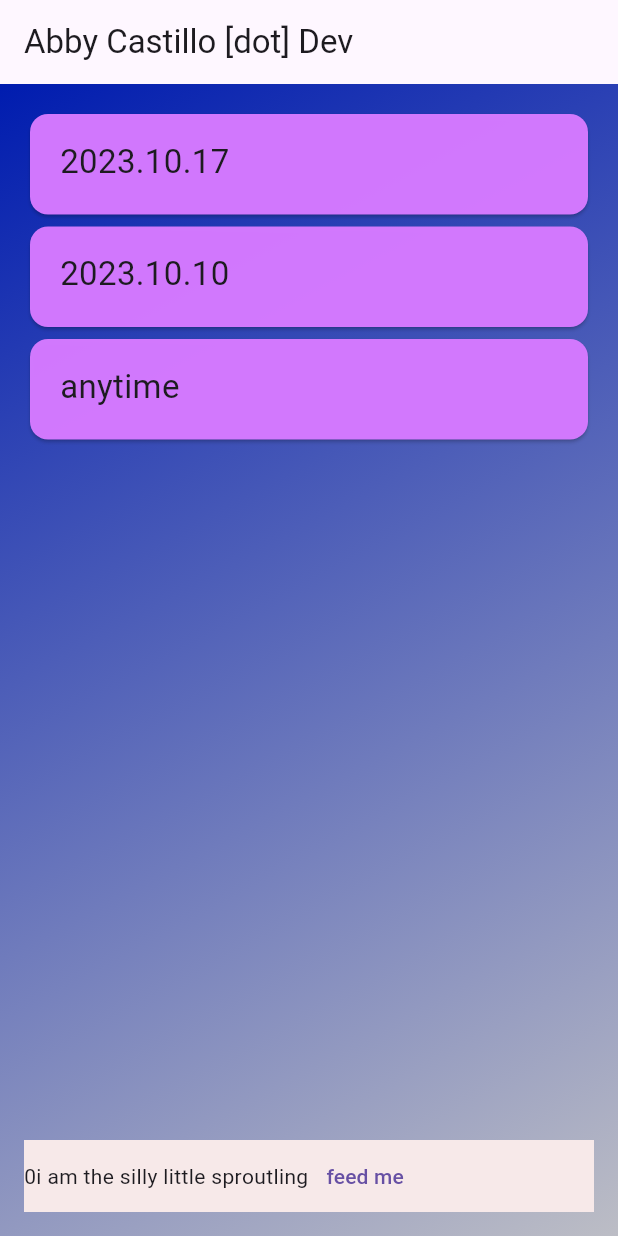
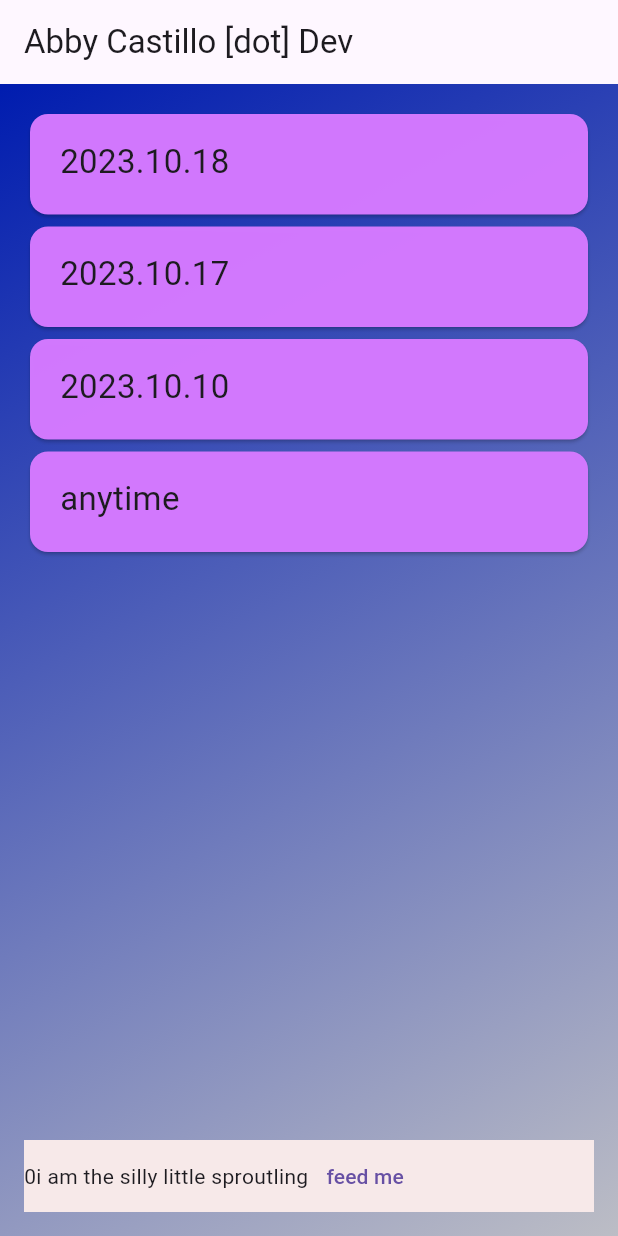
Before and after one commit to abbymachines/flutter-dev-portfolio, a Flutter app: the screen it shows after launch, on a phone screen of 412 x 824 dp. Run offline on Flutter 3.47's test engine with Material 2 defaults, Android fonts, the light colour scheme and no system bars; our stand-ins replace flutter_markdown.

Commit message:
write blog post

```diff
--- a/lib/data/blog_posts.dart
+++ b/lib/data/blog_posts.dart
@@ -4,9 +4,19 @@ import 'package:flutter_markdown/flutter_markdown.dart';
 
 final blogPostData = [
   BlogPost(
+      date: '2023.10.18',
+      body: const MarkdownBody(
+          data:
+              """How exciting! Now that I have my MarkdownBody widgets properly configured, I can begin my blog in earnest. So hello there. :) Hello world. How\'s it going? :)
+
+              This is my developer blog. This is a space for me to document the day-by-day process of building my developer portfolio, and other software development projects.
+
+              I'm still not entirely sure how to format paragraphs with the way my blog is set up. But I'm learning! Everything is coming along.
+              """)),
+  BlogPost(
     date: '2023.10.17',
     body: const MarkdownBody(
-      data: 'believe it or not, george isnt at home',
+      data: 'believe it or not, **george** isnt at home',
     ),
   ),
   BlogPost(
```
